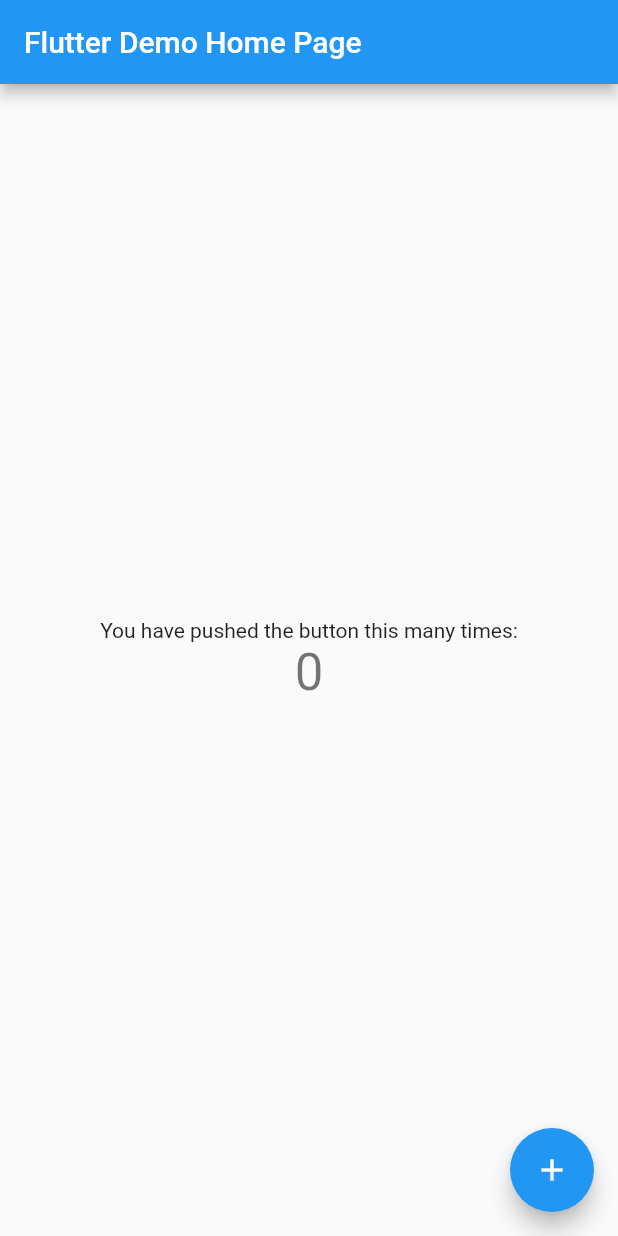
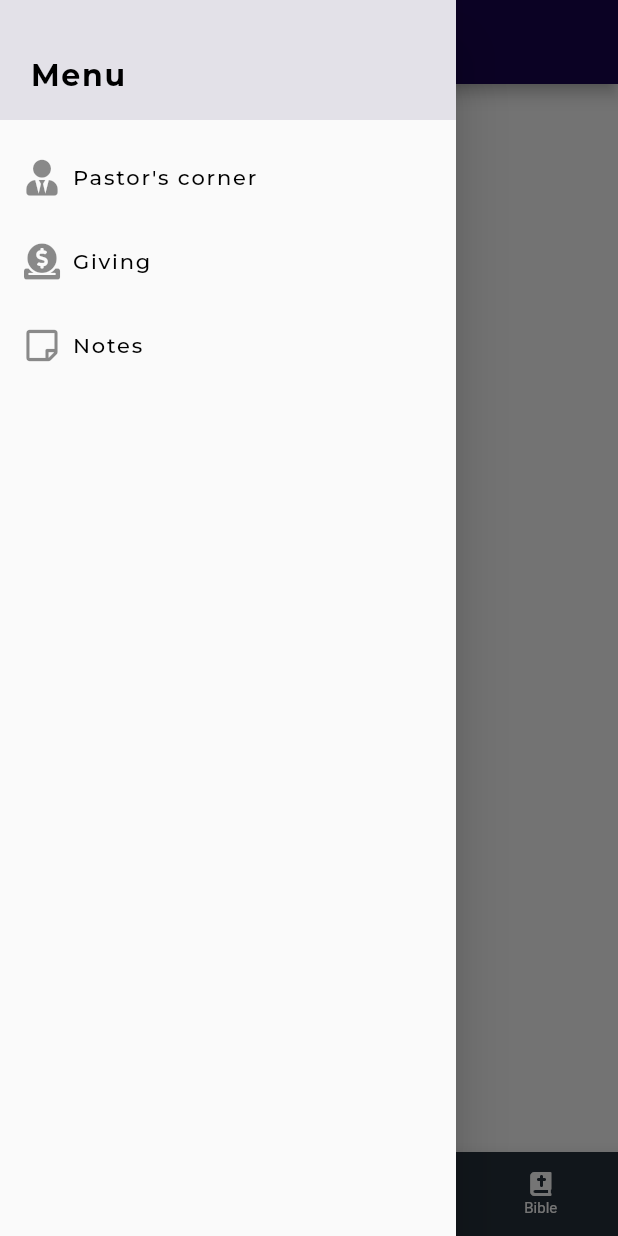
Before and after one commit to ovansa/church_express, a Flutter app: the screen it shows after launch, with the side drawer open (before the commit the screen has no drawer), on a phone screen of 412 x 824 dp. Run offline on Flutter 3.47's test engine with Material 2 defaults, Android fonts, the phone set to English and light mode, and no system bars; our stand-ins replace font_awesome_flutter, google_fonts.

Commit message:
Added a drawer, and started Notes

```diff
--- a/lib/main.dart
+++ b/lib/main.dart
@@ -1,3 +1,5 @@
+import 'package:church_express/screens/test_for_drawer.dart';
+import 'package:church_express/screens/welcome.dart';
 import 'package:flutter/material.dart';
 
 void main() => runApp(MyApp());
@@ -7,105 +9,9 @@
   @override
   Widget build(BuildContext context) {
     return MaterialApp(
+      debugShowCheckedModeBanner: false,
       title: 'Flutter Demo',
-      theme: ThemeData(
-        // This is the theme of your application.
-        //
-        // Try running your application with "flutter run". You'll see the
-        // application has a blue toolbar. Then, without quitting the app, try
-        // changing the primarySwatch below to Colors.green and then invoke
-        // "hot reload" (press "r" in the console where you ran "flutter run",
-        // or simply save your changes to "hot reload" in a Flutter IDE).
-        // Notice that the counter didn't reset back to zero; the application
-        // is not restarted.
-        primarySwatch: Colors.blue,
-      ),
-      home: MyHomePage(title: 'Flutter Demo Home Page'),
+      home: Welcome(),
     );
   }
 }
-
-class MyHomePage extends StatefulWidget {
-  MyHomePage({Key key, this.title}) : super(key: key);
-
-  // This widget is the home page of your application. It is stateful, meaning
-  // that it has a State object (defined below) that contains fields that affect
-  // how it looks.
-
-  // This class is the configuration for the state. It holds the values (in this
-  // case the title) provided by the parent (in this case the App widget) and
-  // used by the build method of the State. Fields in a Widget subclass are
-  // always marked "final".
-
-  final String title;
-
-  @override
-  _MyHomePageState createState() => _MyHomePageState();
-}
-
-class _MyHomePageState extends State<MyHomePage> {
-  int _counter = 0;
-
-  void _incrementCounter() {
-    setState(() {
-      // This call to setState tells the Flutter framework that something has
-      // changed in this State, which causes it to rerun the build method below
-      // so that the display can reflect the updated values. If we changed
-      // _counter without calling setState(), then the build method would not be
-      // called again, and so nothing would appear to happen.
-      _counter++;
-    });
-  }
-
-  @override
-  Widget build(BuildContext context) {
-    // This method is rerun every time setState is called, for instance as done
-    // by the _incrementCounter method above.
-    //
-    // The Flutter framework has been optimized to make rerunning build methods
-    // fast, so that you can just rebuild anything that needs updating rather
-    // than having to individually change instances of widgets.
-    return Scaffold(
-      appBar: AppBar(
-        // Here we take the value from the MyHomePage object that was created by
-        // the App.build method, and use it to set our appbar title.
-        title: Text(widget.title),
-      ),
-      body: Center(
-        // Center is a layout widget. It takes a single child and positions it
-        // in the middle of the parent.
-        child: Column(
-          // Column is also a layout widget. It takes a list of children and
-          // arranges them vertically. By default, it sizes itself to fit its
-          // children horizontally, and tries to be as tall as its parent.
-          //
-          // Invoke "debug painting" (press "p" in the console, choose the
-          // "Toggle Debug Paint" action from the Flutter Inspector in Android
-          // Studio, or the "Toggle Debug Paint" command in Visual Studio Code)
-          // to see the wireframe for each widget.
-          //
-          // Column has various properties to control how it sizes itself and
-          // how it positions its children. Here we use mainAxisAlignment to
-          // center the children vertically; the main axis here is the vertical
-          // axis because Columns are vertical (the cross axis would be
-          // horizontal).
-          mainAxisAlignment: MainAxisAlignment.center,
-          children: <Widget>[
-            Text(
-              'You have pushed the button this many times:',
-            ),
-            Text(
-              '$_counter',
-              style: Theme.of(context).textTheme.display1,
-            ),
-          ],
-        ),
-      ),
-      floatingActionButton: FloatingActionButton(
-        onPressed: _incrementCounter,
-        tooltip: 'Increment',
-        child: Icon(Icons.add),
-      ), // This trailing comma makes auto-formatting nicer for build methods.
-    );
-  }
-}
--- /dev/null
+++ b/lib/screens/giving.dart
@@ -0,0 +1,19 @@
+import 'package:church_express/widgets/drawer_widgets/app_drawer.dart';
+import 'package:flutter/material.dart';
+
+class Giving extends StatelessWidget {
+  static const String routeName = '/giving';
+
+  @override
+  Widget build(BuildContext context) {
+    return Scaffold(
+      appBar: AppBar(
+        title: Text("Giving"),
+      ),
+      drawer: AppDrawer(),
+      body: Center(
+        child: Text("Giving"),
+      ),
+    );
+  }
+}
--- /dev/null
+++ b/lib/screens/welcome.dart
@@ -0,0 +1,65 @@
+import 'package:church_express/utils/colors.dart';
+import 'package:church_express/utils/text_styles.dart';
+import 'package:church_express/widgets/bottom_nav_widget/bottom_navigation_bar.dart';
+import 'package:church_express/widgets/drawer_widgets/app_drawer.dart';
+import 'package:flutter/material.dart';
+import 'package:font_awesome_flutter/font_awesome_flutter.dart';
+
+class Welcome extends StatefulWidget {
+  @override
+  _WelcomeState createState() => _WelcomeState();
+}
+
+class _WelcomeState extends State<Welcome> {
+  int _currentIndex = 0;
+
+  final GlobalKey<ScaffoldState> _globalKey = new GlobalKey();
+  @override
+  Widget build(BuildContext context) {
+    return Scaffold(
+      key: _globalKey,
+      appBar: AppBar(
+        title: Text("Welcome", style: appBarTextStyle,),
+        backgroundColor: appBarColor,
+        leading: IconButton(icon: Image.asset("assets/icons/drawer_icon.png"), onPressed: () {
+          _globalKey.currentState.openDrawer();
+        })
+      ),
+      drawer: AppDrawer(),
+      body: Center(
+      ),
+      bottomNavigationBar: BottomNavigationBar(
+          backgroundColor: bottomNavBarColor,
+          type: BottomNavigationBarType.fixed,
+          currentIndex: _currentIndex,
+          selectedItemColor: activeTabColor,
+          unselectedItemColor: inactiveTabColor,
+          selectedFontSize: 12.0,
+          unselectedFontSize: 10.0,
+          onTap: onTabTapped,
+          items: [
+            BottomNavigationBarItem(
+              icon: new Icon(FontAwesomeIcons.cross, size: 16.0,),
+              title: new Text('Welcome', style: bottomNavBarTextStyle,),
+            ),
+            BottomNavigationBarItem(
+              icon: new Icon(FontAwesomeIcons.playCircle, size: 16.0,),
+              title: new Text('Live Stream', style: bottomNavBarTextStyle,),
+            ),
+            BottomNavigationBarItem(
+                icon: Icon(FontAwesomeIcons.mapMarkerAlt, size: 16.0,),
+                title: Text('Location', style: bottomNavBarTextStyle,)
+            ),
+            BottomNavigationBarItem(
+                icon: Icon(FontAwesomeIcons.bible, size: 16.0,),
+                title: Text('Bible', style: bottomNavBarTextStyle,)
+            )
+          ]),
+    );
+  }
+  void onTabTapped(int index) {
+    setState(() {
+      _currentIndex = index;
+    });
+  }
+}
--- /dev/null
+++ b/lib/utils/colors.dart
@@ -0,0 +1,9 @@
+import 'package:flutter/material.dart';
+
+Color appBarColor = Color(0xFF19054E);
+Color bottomNavBarColor = Color(0xFF262F3A);
+
+Color activeTabColor = Color(0xFFFFDA1A);
+Color inactiveTabColor = Color(0xFFFFFFFF);
+
+Color floatButtonColor = Color(0xFFFFDA1A);
--- /dev/null
+++ b/lib/utils/text_styles.dart
@@ -0,0 +1,9 @@
+import 'package:flutter/cupertino.dart';
+import 'package:google_fonts/google_fonts.dart';
+
+TextStyle appBarTextStyle = GoogleFonts.montserrat(fontSize: 18.0, color: Color(0xFFFFFFFF), fontWeight: FontWeight.w600);
+
+TextStyle bottomNavBarTextStyle = GoogleFonts.montserrat();
+
+TextStyle drawerHeaderStyle = GoogleFonts.montserrat(fontSize: 20.0, color: Color(0xFF000000), fontWeight: FontWeight.w700, letterSpacing: 1.2,);
+TextStyle drawerItemsStyle = GoogleFonts.montserrat(fontSize: 14.0, color: Color(0xFF000000), fontWeight: FontWeight.w500, letterSpacing: 1.2);
--- /dev/null
+++ b/lib/widgets/drawer_widgets/app_drawer.dart
@@ -0,0 +1,93 @@
+import 'package:church_express/screens/bible.dart';
+import 'package:church_express/screens/giving.dart';
+import 'package:church_express/screens/notes.dart';
+import 'package:church_express/utils/colors.dart';
+import 'package:church_express/utils/text_styles.dart';
+import 'package:church_express/widgets/drawer_widgets/drawer_widgets.dart';
+import 'package:flutter/material.dart';
+import 'package:font_awesome_flutter/font_awesome_flutter.dart';
+
+class AppDrawer extends StatelessWidget {
+  @override
+  Widget build(BuildContext context) {
+    return Drawer(
+      child: ListView(
+        padding: EdgeInsets.zero,
+        children: <Widget>[
+          Container(
+            margin: const EdgeInsets.only(bottom: 10.0),
+              height: 80.0,
+              decoration: BoxDecoration(
+                color: appBarColor.withOpacity(0.1)
+              ),
+              child: Padding(
+                padding: const EdgeInsets.only(left: 20.0, top: 20.0),
+                child: Align(
+                  alignment: Alignment.centerLeft,
+                  child: Text(
+                    "Menu",
+                    style: drawerHeaderStyle,
+                  ),
+                ),
+              ),
+            ),
+          createDrawerItem(
+              icon: FontAwesomeIcons.userTie,
+              text: Text(
+                "Pastor's corner",
+                style: drawerItemsStyle,
+              ),
+              onTap: () {
+                Navigator.of(context).pop();
+                Navigator.push(
+                    context,
+                    PageRouteBuilder(
+                        pageBuilder: (BuildContext context, _, __) => Bible(),
+                        transitionsBuilder:
+                            (_, Animation<double> animation, __, Widget child) {
+                          return new FadeTransition(
+                              opacity: animation, child: child);
+                        }));
+              }),
+          createDrawerItem(
+              icon: FontAwesomeIcons.donate,
+              text: Text(
+                "Giving",
+                style: drawerItemsStyle,
+              ),
+              onTap: () {
+                Navigator.of(context).pop();
+                Navigator.push(
+                    context,
+                    PageRouteBuilder(
+                        pageBuilder: (BuildContext context, _, __) => Giving(),
+                        transitionsBuilder:
+                            (_, Animation<double> animation, __, Widget child) {
+                          return new FadeTransition(
+                              opacity: animation, child: child);
+                        }));
+              }),
+          createDrawerItem(
+              icon: FontAwesomeIcons.stickyNote,
+              text: Text(
+                "Notes",
+                style: drawerItemsStyle,
+              ),
+              onTap: () {
+                Navigator.of(context).pop();
+                Navigator.push(
+                    context,
+                    PageRouteBuilder(
+                        pageBuilder: (BuildContext context, _, __) =>
+                            PastorCorner(),
+                        transitionsBuilder:
+                            (_, Animation<double> animation, __, Widget child) {
+                          return new FadeTransition(
+                              opacity: animation, child: child);
+                        }));
+              }),
+        ],
+      ),
+    );
+  }
+}
--- /dev/null
+++ b/lib/widgets/drawer_widgets/drawer_widgets.dart
@@ -0,0 +1,29 @@
+import 'package:flutter/cupertino.dart';
+import 'package:flutter/material.dart';
+
+Widget createHeader() {
+  return DrawerHeader(
+    margin: EdgeInsets.zero,
+    padding: EdgeInsets.zero,
+    child: Container(
+      height: 20,
+      child: Align(
+        alignment: Alignment.centerLeft,
+        child: Text("Menu"),
+      ),
+    ),
+  );
+}
+
+Widget createDrawerItem({IconData icon, Text text, GestureTapCallback onTap}) {
+  return ListTile(
+    title: Row(
+      children: <Widget>[
+        Icon(icon),
+        Padding(padding: EdgeInsets.only(left: 8.0),
+        child: text,)
+      ],
+    ),
+    onTap: onTap,
+  );
+}
--- a/pubspec.yaml
+++ b/pubspec.yaml
@@ -23,6 +23,8 @@
   # The following adds the Cupertino Icons font to your application.
   # Use with the CupertinoIcons class for iOS style icons.
   cupertino_icons: ^0.1.2
+  google_fonts: ^0.3.10
+  font_awesome_flutter: ^8.7.0
 
 dev_dependencies:
   flutter_test:
@@ -39,6 +41,9 @@
   # included with your application, so that you can use the icons in
   # the material Icons class.
   uses-material-design: true
+
+  assets:
+    - assets/icons/drawer_icon.png
 
   # To add assets to your application, add an assets section, like this:
   # assets:
```
Also changed, not shown: lib/screens/bible.dart (added, +26 -0 lines), lib/screens/notes.dart (added, +38 -0 lines), lib/screens/test_for_drawer.dart (added, +20 -0 lines), lib/widgets/bottom_nav_widget/bottom_navigation_bar.dart (added, +29 -0 lines), assets/icons/drawer_icon.png (added), pubspec.lock.
